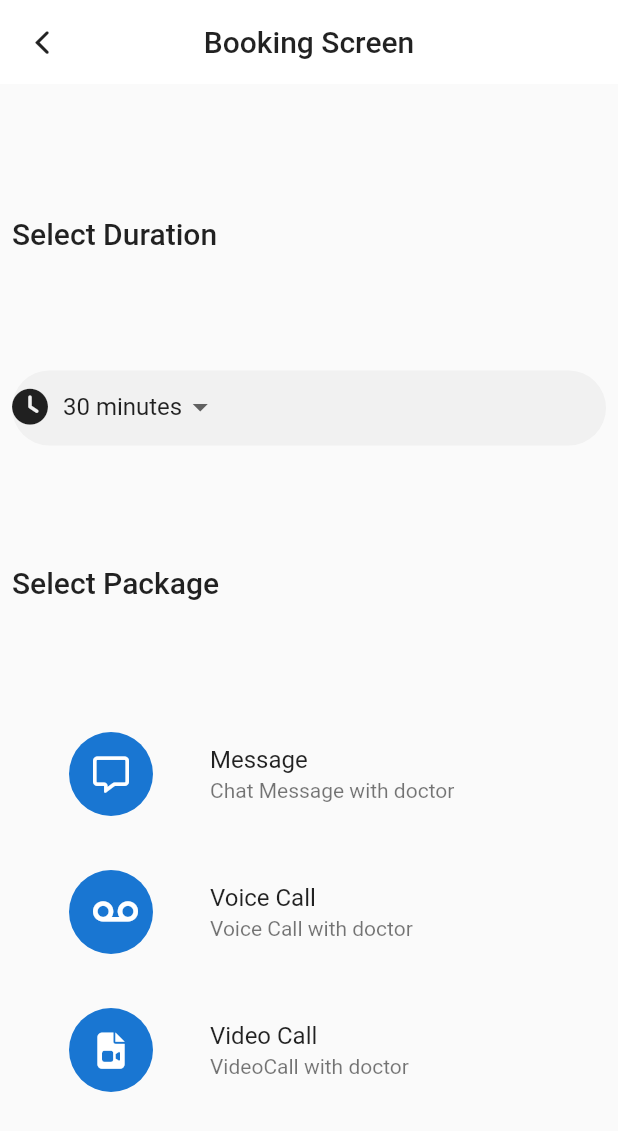
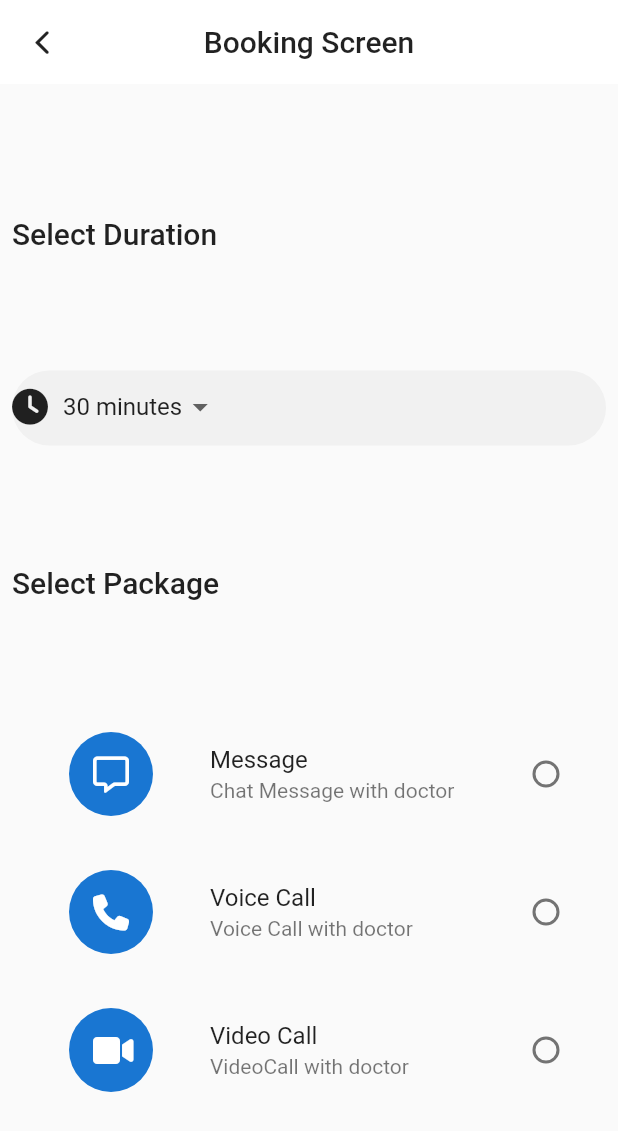
Before and after one commit to sanushcj/Hayaath-24x7, a Flutter app: the PackageScreen screen opened directly with empty values, on a phone screen of 412 x 824 dp. Shown: the top 1131 px of the screen. Run offline on Flutter 3.47's test engine with Material 2 defaults, Android fonts, the phone set to English and light mode, and no system bars; our stand-ins replace carousel_slider, font_awesome_flutter, get, google_fonts, lottie, table_calendar; network calls fail; Roboto replaces fonts that are missing (Rosario).

Commit message:
package screen 70% done

```diff
--- a/lib/view/booking screen/widgets/radiobuttonofpackage.dart
+++ b/lib/view/booking screen/widgets/radiobuttonofpackage.dart
@@ -5,14 +5,11 @@ import 'package:hayaath_24x7/core/constants/constants.dart';
 
 // ignore: must_be_immutable
 class RadioButtonAdvancedWidget extends StatelessWidget {
-
-
-List<Widget> IconsofPackage = [
-  CircleAvatar(radius: 50,child: Icon(FontAwesomeIcons.message)),
-  CircleAvatar(radius: 50,child: Icon(FontAwesomeIcons.voicemail)),
-    CircleAvatar(radius: 50,child: Icon(FontAwesomeIcons.solidFileVideo)),
-
-];
+  List<Widget> IconsofPackage = [
+    CircleAvatar(radius: 50, child: Icon(FontAwesomeIcons.message)),
+    CircleAvatar(radius: 50, child: Icon(FontAwesomeIcons.phone)),
+    CircleAvatar(radius: 50, child: Icon(FontAwesomeIcons.video)),
+  ];
 
   static const users = [
     User(
@@ -29,16 +26,25 @@ List<Widget> IconsofPackage = [
     ),
   ];
 
-  Rx<User> selectedValue = users.first.obs;
+  var selectedValue = 1.obs;
 
   @override
-  Widget build(BuildContext context) => Obx(
-        () => ListView.separated(
-          shrinkWrap: true,
-            itemBuilder: (context, index) => ListTile(leading: IconsofPackage[index] ,title:Text(users[index].name) ,subtitle: Text(users[index].description) ,),
-            separatorBuilder: (context, index) => rrheight20,
-            itemCount: 3),
-      );
+  Widget build(BuildContext context) =>
+  // Obx(() =>
+  ListView.separated(
+      shrinkWrap: true,
+      itemBuilder: (context, index) => ListTile(
+          leading: IconsofPackage[index],
+          title: Text(users[index].name),
+          subtitle: Text(users[index].description),
+          trailing: Radio(
+            value: IconsofPackage[0],
+            groupValue: selectedValue,
+            onChanged: (value) => this.selectedValue.value = index
+          ),),
+      separatorBuilder: (context, index) => rrheight20,
+      itemCount: 3);
+      // );
 }
 
 class User {
```
